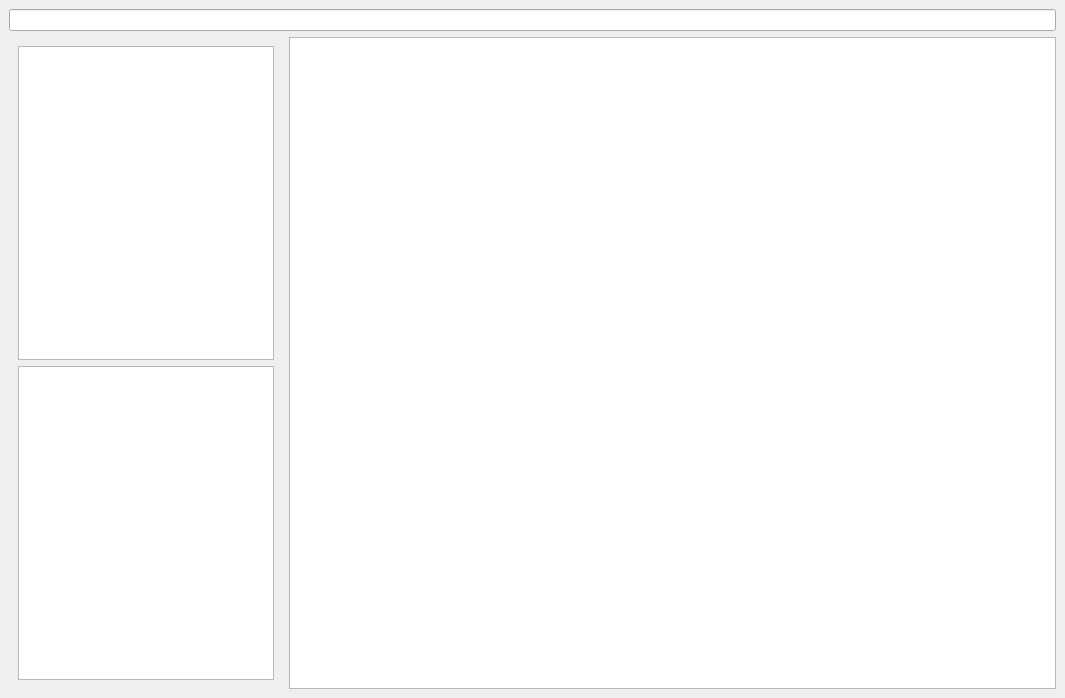
Qt form mainwindow.ui (10sorry/FileManager) before a commit.
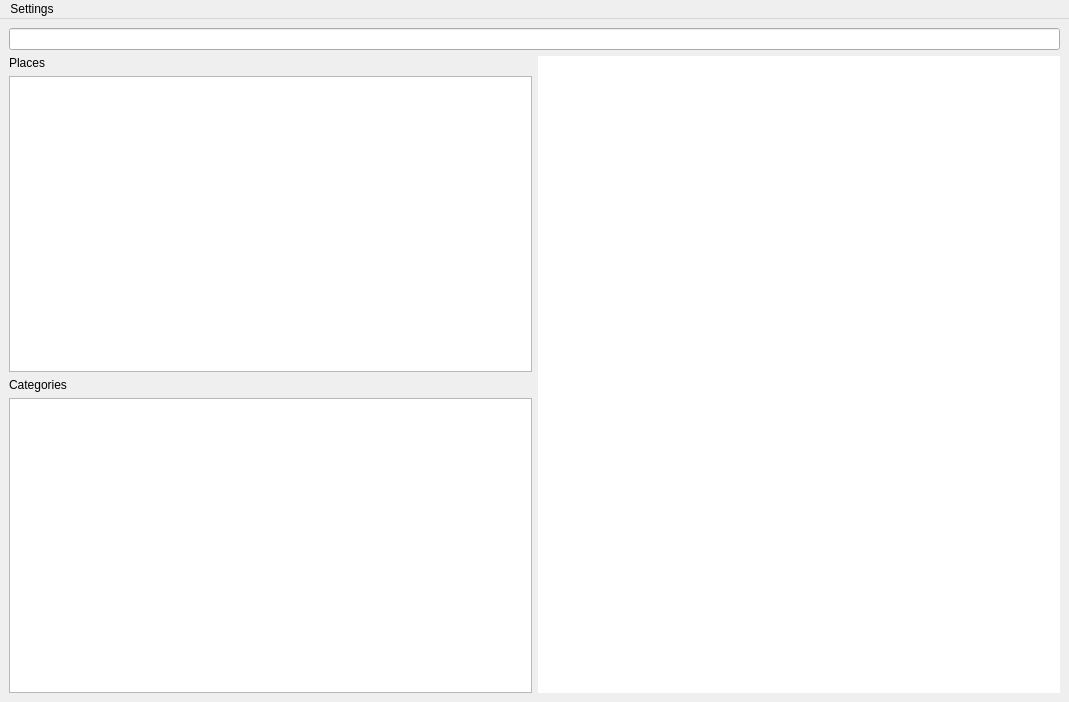
The same form after that commit.

What changed in the file:
```diff
--- a/mainwindow.ui
+++ b/mainwindow.ui
@@ -6,8 +6,8 @@
    <rect>
     <x>0</x>
     <y>0</y>
-    <width>1065</width>
-    <height>698</height>
+    <width>1069</width>
+    <height>702</height>
    </rect>
   </property>
   <property name="windowTitle">
@@ -29,18 +29,40 @@
         <item>
          <widget class="QWidget" name="GroupFileWidget" native="true">
           <property name="sizePolicy">
-           <sizepolicy hsizetype="Minimum" vsizetype="Minimum">
+           <sizepolicy hsizetype="Preferred" vsizetype="Preferred">
             <horstretch>0</horstretch>
             <verstretch>0</verstretch>
            </sizepolicy>
           </property>
           <property name="minimumSize">
            <size>
-            <width>100</width>
+            <width>0</width>
             <height>0</height>
            </size>
           </property>
           <layout class="QVBoxLayout" name="verticalLayout_8">
+           <property name="spacing">
+            <number>6</number>
+           </property>
+           <property name="leftMargin">
+            <number>0</number>
+           </property>
+           <property name="topMargin">
+            <number>0</number>
+           </property>
+           <property name="rightMargin">
+            <number>0</number>
+           </property>
+           <property name="bottomMargin">
+            <number>0</number>
+           </property>
+           <item>
+            <widget class="QLabel" name="label">
+             <property name="text">
+              <string>Places</string>
+             </property>
+            </widget>
+           </item>
            <item>
             <widget class="QListWidget" name="listWidget">
              <property name="sizePolicy">
@@ -63,6 +85,13 @@
              </property>
             </widget>
            </item>
+           <item>
+            <widget class="QLabel" name="label_2">
+             <property name="text">
+              <string>Categories</string>
+             </property>
+            </widget>
+           </item>
            <item>
             <widget class="QListWidget" name="listWidget2">
              <property name="sizePolicy">
@@ -77,7 +106,54 @@
          </widget>
         </item>
         <item>
-         <widget class="QTreeView" name="treeView"/>
+         <layout class="QVBoxLayout" name="verticalLayout_3">
+          <item>
+           <widget class="QTreeView" name="treeView">
+            <property name="sizePolicy">
+             <sizepolicy hsizetype="Preferred" vsizetype="Preferred">
+              <horstretch>0</horstretch>
+              <verstretch>0</verstretch>
+             </sizepolicy>
+            </property>
+            <property name="frameShape">
+             <enum>QFrame::NoFrame</enum>
+            </property>
+            <property name="frameShadow">
+             <enum>QFrame::Plain</enum>
+            </property>
+            <property name="lineWidth">
+             <number>0</number>
+            </property>
+            <property name="sizeAdjustPolicy">
+             <enum>QAbstractScrollArea::AdjustIgnored</enum>
+            </property>
+            <property name="dragDropMode">
+             <enum>QAbstractItemView::NoDragDrop</enum>
+            </property>
+            <property name="defaultDropAction">
+             <enum>Qt::IgnoreAction</enum>
+            </property>
+            <property name="rootIsDecorated">
+             <bool>true</bool>
+            </property>
+            <property name="uniformRowHeights">
+             <bool>false</bool>
+            </property>
+            <property name="animated">
+             <bool>false</bool>
+            </property>
+            <property name="headerHidden">
+             <bool>false</bool>
+            </property>
+            <attribute name="headerCascadingSectionResizes">
+             <bool>false</bool>
+            </attribute>
+            <attribute name="headerShowSortIndicator" stdset="0">
+             <bool>false</bool>
+            </attribute>
+           </widget>
+          </item>
+         </layout>
         </item>
        </layout>
       </item>
@@ -85,6 +161,28 @@
     </item>
    </layout>
   </widget>
+  <widget class="QMenuBar" name="menuBar">
+   <property name="geometry">
+    <rect>
+     <x>0</x>
+     <y>0</y>
+     <width>1069</width>
+     <height>29</height>
+    </rect>
+   </property>
+   <widget class="QMenu" name="menuSettings">
+    <property name="title">
+     <string>Settings</string>
+    </property>
+    <widget class="QMenu" name="menuStyle">
+     <property name="title">
+      <string>Style</string>
+     </property>
+    </widget>
+    <addaction name="menuStyle"/>
+   </widget>
+   <addaction name="menuSettings"/>
+  </widget>
   <action name="actionefwef">
    <property name="text">
     <string>efwef</string>
```
Left out of the diff: 5 changed lines with no effect on the pictures.
